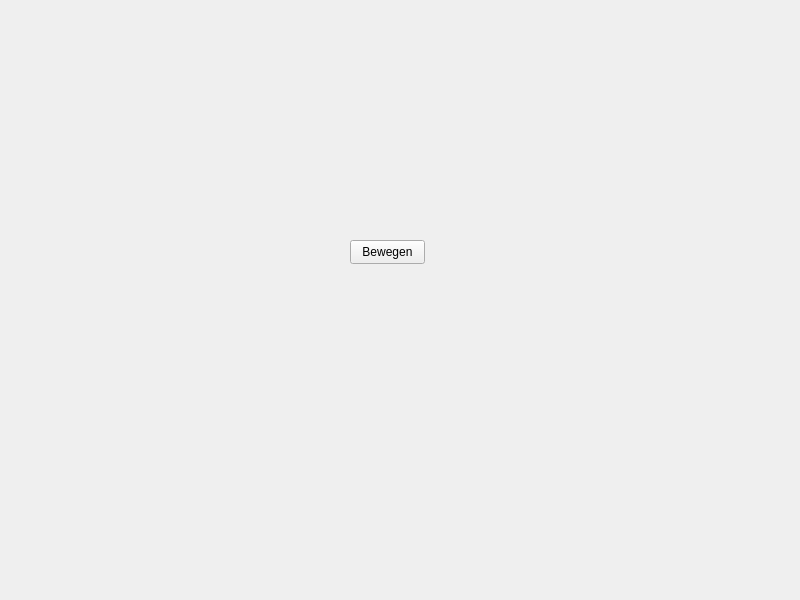
First picture: the form in mainwindow.ui, repository striezel/qt-exercises, before the edit.
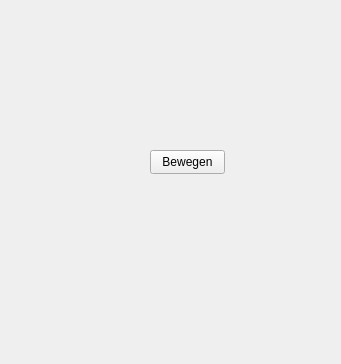
Second picture: the form after the edit.

Commit message: implement logic to change directions when widget reaches end of edge

The edit to the form file:
```diff
--- a/mainwindow.ui
+++ b/mainwindow.ui
@@ -6,8 +6,8 @@
    <rect>
     <x>0</x>
     <y>0</y>
-    <width>800</width>
-    <height>600</height>
+    <width>341</width>
+    <height>364</height>
    </rect>
   </property>
   <property name="windowTitle">
@@ -17,8 +17,8 @@
    <widget class="QPushButton" name="btnMove">
     <property name="geometry">
      <rect>
-      <x>350</x>
-      <y>240</y>
+      <x>150</x>
+      <y>150</y>
       <width>75</width>
       <height>24</height>
      </rect>
```
Left out of the diff: 2 changed lines with no effect on the pictures. The commit also changes 2 other files.
